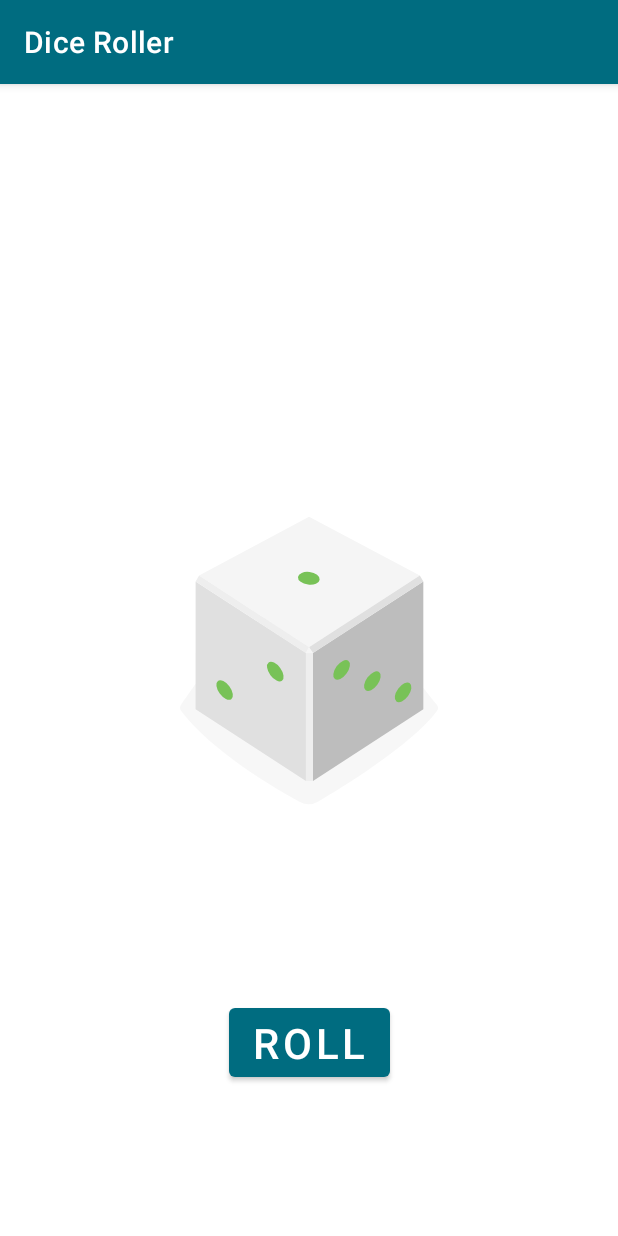
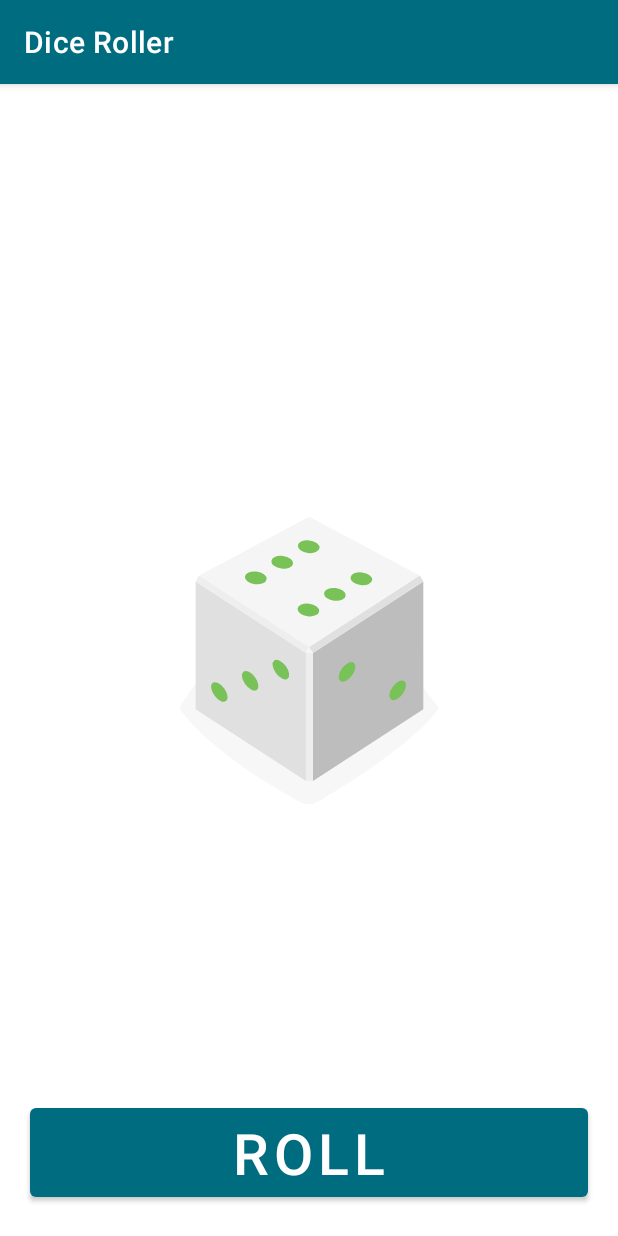
Before and after one commit to eduVieiraAF/DiceRoller, an Android app: the screen it shows after launch (MainActivity), on a phone screen of 412 x 824 dp. Run offline under Robolectric (Android 15) with nearby library versions, the phone set to English and light mode, and no system bars.

Commit message:
Changes to make app run smoother and look nicer

```diff
--- a/app/build.gradle
+++ b/app/build.gradle
@@ -12,6 +12,7 @@ android {
         targetSdk 31
         versionCode 1
         versionName "1.0"
+        vectorDrawables.useSupportLibrary = true
 
         testInstrumentationRunner "androidx.test.runner.AndroidJUnitRunner"
     }
--- a/app/src/main/res/layout/activity_main.xml
+++ b/app/src/main/res/layout/activity_main.xml
@@ -12,7 +12,8 @@
         android:layout_width="wrap_content"
         android:layout_height="wrap_content"
         android:layout_gravity="center_horizontal"
-        android:src="@drawable/dice_1"
+        app:srcCompat="@drawable/dice_6"
+        tools:src="@drawable/dice_6"
         app:layout_constraintBottom_toBottomOf="parent"
         app:layout_constraintLeft_toLeftOf="parent"
         app:layout_constraintRight_toRightOf="parent"
@@ -21,13 +22,15 @@
 
     <Button
         android:id="@+id/BTN_roll"
-        android:layout_width="wrap_content"
+        android:layout_width="match_parent"
         android:layout_height="wrap_content"
         android:text="@string/roll_label"
-        android:textSize="28sp"
+        android:textSize="38sp"
         app:layout_constraintLeft_toLeftOf="parent"
         app:layout_constraintRight_toRightOf="parent"
         app:layout_constraintBottom_toBottomOf="parent"
-        app:layout_constraintTop_toBottomOf="@id/dice_image" />
+        android:layout_margin="20dp"
+
+         />
 
 </androidx.constraintlayout.widget.ConstraintLayout>
```
